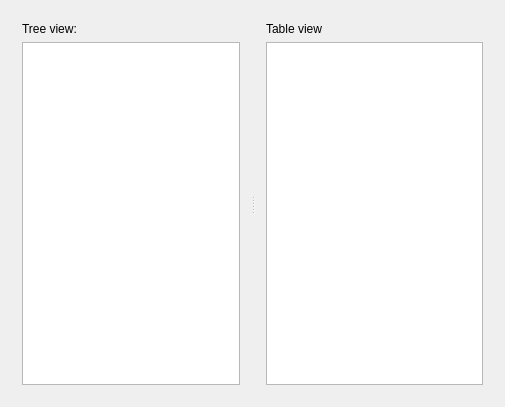
Qt form example/mainform.ui (victorstrogov/ht-prototype) before a commit.
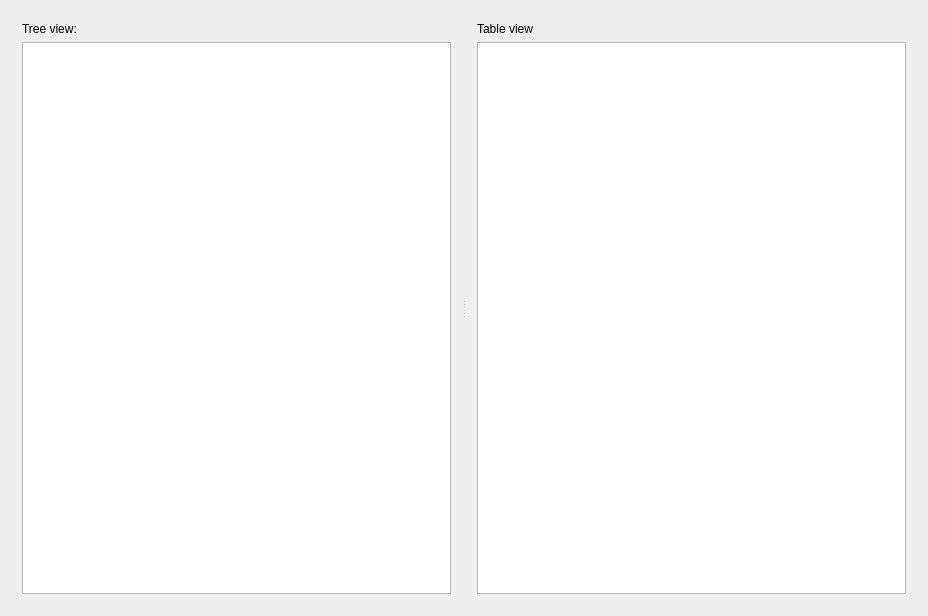
The same form after that commit.

Patch:
```diff
--- a/example/mainform.ui
+++ b/example/mainform.ui
@@ -6,8 +6,8 @@
    <rect>
     <x>0</x>
     <y>0</y>
-    <width>505</width>
-    <height>407</height>
+    <width>928</width>
+    <height>616</height>
    </rect>
   </property>
   <property name="windowTitle">
@@ -19,7 +19,7 @@
      <property name="orientation">
       <enum>Qt::Horizontal</enum>
      </property>
-     <widget class="QWidget" name="">
+     <widget class="QWidget" name="layoutWidget">
       <layout class="QVBoxLayout" name="verticalLayout">
        <item>
         <widget class="QLabel" name="label">
@@ -33,7 +33,7 @@
        </item>
       </layout>
      </widget>
-     <widget class="QWidget" name="">
+     <widget class="QWidget" name="layoutWidget">
       <layout class="QVBoxLayout" name="verticalLayout_2">
        <item>
         <widget class="QLabel" name="label_2">
```
